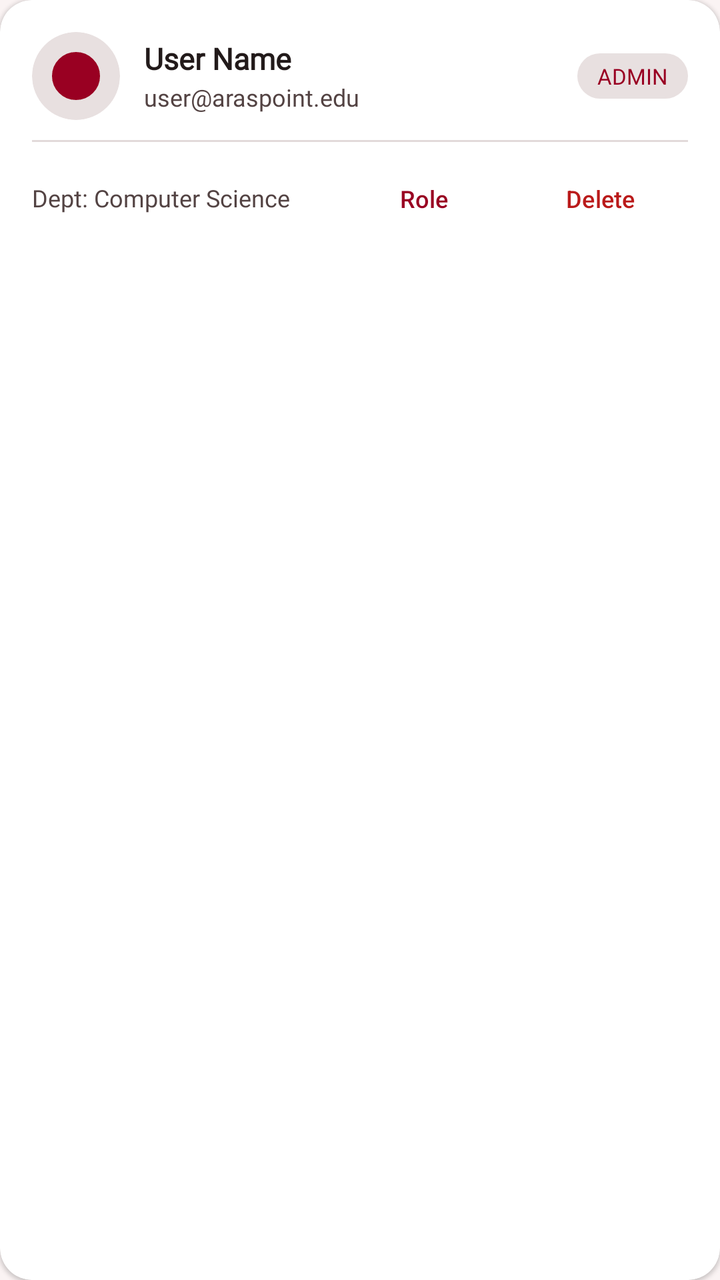
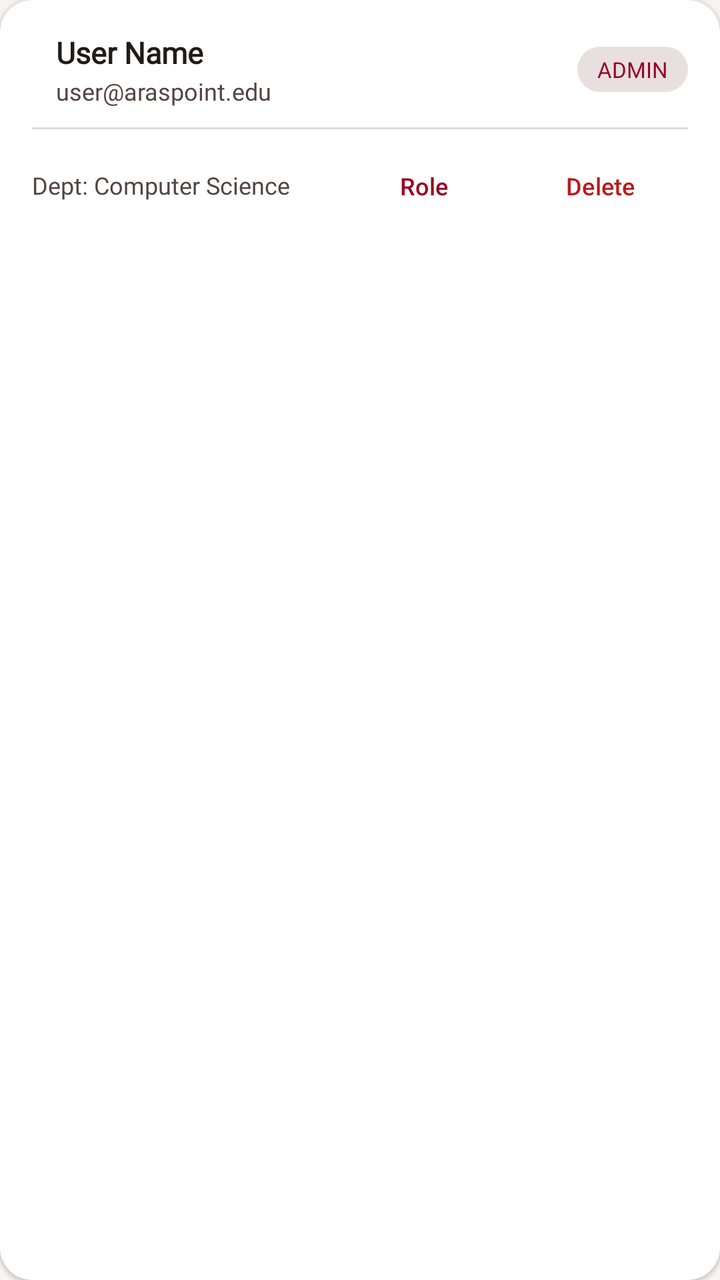

Screens rendered from an Android XML layout before and after an edit, with the pre-edit source and the edit as a unified diff.
<!-- AndroidManifest.xml: application theme Theme.Araspointmap -->
<!-- res/layout/item_user.xml -->
<?xml version="1.0" encoding="utf-8"?>
<androidx.cardview.widget.CardView xmlns:android="http://schemas.android.com/apk/res/android"
    xmlns:app="http://schemas.android.com/apk/res-auto"
    android:layout_width="match_parent"
    android:layout_height="wrap_content"
    android:layout_marginHorizontal="2dp"
    android:layout_marginVertical="6dp"
    app:cardCornerRadius="16dp"
    app:cardElevation="1dp"
    app:cardBackgroundColor="@color/surface_container_lowest"
    android:foreground="?android:attr/selectableItemBackground">

    <LinearLayout
        android:layout_width="match_parent"
        android:layout_height="wrap_content"
        android:orientation="vertical"
        android:padding="16dp">

        <LinearLayout
            android:layout_width="match_parent"
            android:layout_height="wrap_content"
            android:orientation="horizontal"
            android:gravity="center_vertical">

            <androidx.cardview.widget.CardView
                android:layout_width="44dp"
                android:layout_height="44dp"
                app:cardCornerRadius="22dp"
                app:cardElevation="0dp"
                app:cardBackgroundColor="@color/surface_container_high">

                <ImageView
                    android:id="@+id/imgUserAvatar"
                    android:layout_width="24dp"
                    android:layout_height="24dp"
                    android:layout_gravity="center"
                    android:src="@drawable/user_icon"
                    app:tint="@color/primary"
                    android:contentDescription="User Avatar" />
            </androidx.cardview.widget.CardView>

            <LinearLayout
                android:layout_width="0dp"
                android:layout_height="wrap_content"
                android:layout_weight="1"
                android:layout_marginStart="12dp"
                android:orientation="vertical">

                <TextView
                    android:id="@+id/txtUserName"
                    android:layout_width="wrap_content"
                    android:layout_height="wrap_content"
                    android:fontFamily="@font/poppins_bold"
                    android:text="User Name"
                    android:textColor="@color/on_surface"
                    android:textSize="15sp"
                    android:textStyle="bold" />

                <TextView
                    android:id="@+id/txtUserEmail"
                    android:layout_width="wrap_content"
                    android:layout_height="wrap_content"
                    android:layout_marginTop="1dp"
                    android:fontFamily="@font/inter_18pt_regular"
                    android:text="user@araspoint.edu"
                    android:textColor="@color/on_surface_variant"
                    android:textSize="12sp" />
            </LinearLayout>

            <TextView
                android:id="@+id/txtUserRoleBadge"
                android:layout_width="wrap_content"
                android:layout_height="wrap_content"
                android:background="@drawable/bg_badge_institution"
                android:fontFamily="@font/inter_18pt_bold"
                android:paddingHorizontal="10dp"
                android:paddingVertical="4dp"
                android:text="ADMIN"
                android:textColor="@color/primary"
                android:textSize="11sp" />
        </LinearLayout>

        <View
            android:layout_width="match_parent"
            android:layout_height="1dp"
            android:layout_marginVertical="10dp"
            android:background="@color/surface_container_highest" />

        <LinearLayout
            android:layout_width="match_parent"
            android:layout_height="wrap_content"
            android:orientation="horizontal"
            android:gravity="center_vertical">

            <TextView
                android:id="@+id/txtUserDept"
                android:layout_width="0dp"
                android:layout_height="wrap_content"
                android:layout_weight="1"
                android:fontFamily="@font/inter_18pt_regular"
                android:text="Dept: Computer Science"
                android:textColor="@color/on_surface_variant"
                android:textSize="12sp" />

            <LinearLayout
                android:layout_width="wrap_content"
                android:layout_height="wrap_content"
                android:orientation="horizontal">

                <com.google.android.material.button.MaterialButton
                    android:id="@+id/btnChangeRole"
                    style="@style/Widget.Material3.Button.TextButton"
                    android:layout_width="wrap_content"
                    android:layout_height="36dp"
                    android:text="Role"
                    android:textSize="12sp"
                    android:textColor="@color/primary" />

                <com.google.android.material.button.MaterialButton
                    android:id="@+id/btnDeleteUser"
                    style="@style/Widget.Material3.Button.TextButton"
                    android:layout_width="wrap_content"
                    android:layout_height="36dp"
                    android:text="Delete"
                    android:textSize="12sp"
                    android:textColor="@color/error" />
            </LinearLayout>
        </LinearLayout>

    </LinearLayout>
</androidx.cardview.widget.CardView>
<!-- resources referenced by this layout -->
<resources>
  <color name="error">#BA1A1A</color>
  <color name="on_surface">#221A1A</color>
  <color name="on_surface_variant">#534343</color>
  <color name="primary">#990022</color>
  <color name="surface_container_high">#E8E0E0</color>
  <color name="surface_container_highest">#E2DADA</color>
  <color name="surface_container_lowest">#FFFFFF</color>
  <!-- drawable bg_badge_institution (drawable) -->
  <?xml version="1.0" encoding="utf-8"?>
  <shape xmlns:android="http://schemas.android.com/apk/res/android"
      android:shape="rectangle">
      <corners android:radius="999dp" />
      <solid android:color="@color/surface_container_high" />
  </shape>
  <!-- drawable user_icon (drawable) -->
  <?xml version="1.0" encoding="utf-8"?>
  <shape xmlns:android="http://schemas.android.com/apk/res/android">
      <solid android:color="@color/white"/>
      <corners android:radius="360dp"/>
      <stroke android:width="2dp"
          android:color="@color/purple_4th"/>
  
  </shape>
  <style name="Theme.Araspointmap" parent="Base.Theme.Araspointmap" />
  <color name="white">#FFFFFFFF</color>
  <color name="purple_4th">#990022</color>
  <style name="Base.Theme.Araspointmap" parent="Theme.Material3.Light.NoActionBar">
          <item name="colorPrimary">@color/primary</item>
          <item name="colorOnPrimary">@color/on_primary</item>
          <item name="colorPrimaryContainer">@color/primary_container</item>
          <item name="colorOnPrimaryContainer">@color/on_primary_container</item>
  
          <item name="colorSecondary">@color/secondary</item>
          <item name="colorOnSecondary">@color/on_secondary</item>
          <item name="colorSecondaryContainer">@color/secondary_container</item>
  
          <item name="colorSurface">@color/surface</item>
          <item name="colorOnSurface">@color/on_surface</item>
          <item name="colorSurfaceVariant">@color/surface_container_highest</item>
          <item name="colorOnSurfaceVariant">@color/on_surface_variant</item>
  
          <item name="colorError">@color/error</item>
          <item name="colorOnError">@color/on_error</item>
  
          <item name="android:windowBackground">@color/surface</item>
          <item name="android:statusBarColor">@color/surface</item>
          <item name="android:windowLightStatusBar">true</item>
          <item name="android:navigationBarColor">@color/surface</item>
      </style>
  <color name="on_primary">#FFFFFF</color>
  <color name="primary_container">#C71536</color>
  <color name="on_primary_container">#FFFFFF</color>
  <color name="secondary">#D4AF37</color>
  <color name="on_secondary">#3D2E00</color>
  <color name="secondary_container">#F3E5AB</color>
  <color name="surface">#FAF3F3</color>
  <color name="on_error">#FFFFFF</color>
</resources>

<!-- the commit's change to res/layout/item_user.xml (unified diff, before → after) -->
@@ -21,23 +21,6 @@
             android:layout_height="wrap_content"
             android:orientation="horizontal"
             android:gravity="center_vertical">
-
-            <androidx.cardview.widget.CardView
-                android:layout_width="44dp"
-                android:layout_height="44dp"
-                app:cardCornerRadius="22dp"
-                app:cardElevation="0dp"
-                app:cardBackgroundColor="@color/surface_container_high">
-
-                <ImageView
-                    android:id="@+id/imgUserAvatar"
-                    android:layout_width="24dp"
-                    android:layout_height="24dp"
-                    android:layout_gravity="center"
-                    android:src="@drawable/user_icon"
-                    app:tint="@color/primary"
-                    android:contentDescription="User Avatar" />
-            </androidx.cardview.widget.CardView>
 
             <LinearLayout
                 android:layout_width="0dp"
<!-- resource entries referenced after the edit -->
@@ -14,18 +14,7 @@
       <corners android:radius="999dp" />
       <solid android:color="@color/surface_container_high" />
   </shape>
-  <!-- drawable user_icon (drawable) -->
-  <?xml version="1.0" encoding="utf-8"?>
-  <shape xmlns:android="http://schemas.android.com/apk/res/android">
-      <solid android:color="@color/white"/>
-      <corners android:radius="360dp"/>
-      <stroke android:width="2dp"
-          android:color="@color/purple_4th"/>
-  
-  </shape>
   <style name="Theme.Araspointmap" parent="Base.Theme.Araspointmap" />
-  <color name="white">#FFFFFFFF</color>
-  <color name="purple_4th">#990022</color>
   <style name="Base.Theme.Araspointmap" parent="Theme.Material3.Light.NoActionBar">
           <item name="colorPrimary">@color/primary</item>
           <item name="colorOnPrimary">@color/on_primary</item>
